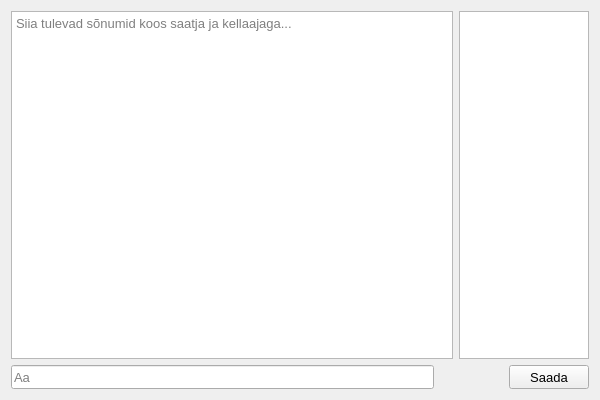
Before: the Qt Designer form FormLogin/FormMessenger.ui in sitisl/Mola_rakendus, drawn with Qt 5.
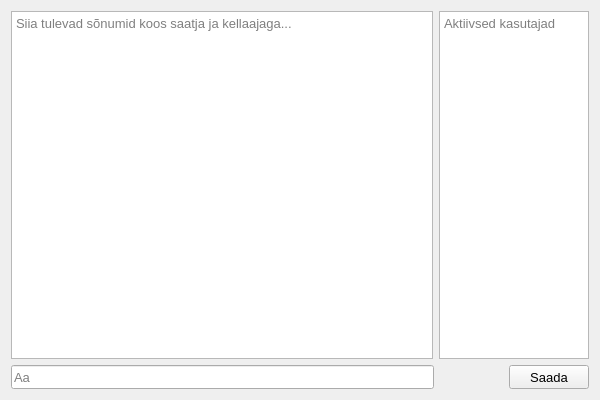
After: the same form once the commit is applied. Icons and pictures are not drawn.

Patch:
```diff
--- a/FormLogin/FormMessenger.ui
+++ b/FormLogin/FormMessenger.ui
@@ -51,7 +51,7 @@
       <item>
        <widget class="QTextEdit" name="textEditKasutajad">
         <property name="sizePolicy">
-         <sizepolicy hsizetype="Fixed" vsizetype="Preferred">
+         <sizepolicy hsizetype="Minimum" vsizetype="Preferred">
           <horstretch>0</horstretch>
           <verstretch>0</verstretch>
          </sizepolicy>
@@ -64,7 +64,7 @@
         </property>
         <property name="maximumSize">
          <size>
-          <width>130</width>
+          <width>150</width>
           <height>16777215</height>
          </size>
         </property>
@@ -79,6 +79,9 @@
         <property name="readOnly">
          <bool>true</bool>
         </property>
+        <property name="placeholderText">
+         <string>Aktiivsed kasutajad</string>
+        </property>
        </widget>
       </item>
      </layout>
```
Left out of the diff: 3 changed lines with no effect on the pictures.
